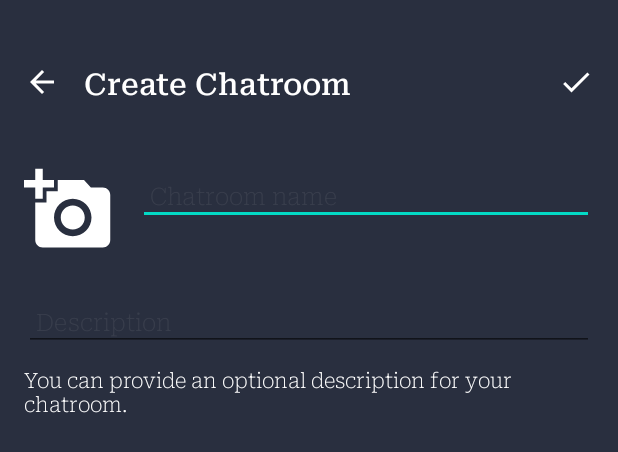
After one commit to LukyanovPA/RocketChat, an Android app: the layout fragment_create_chatroom.xml on its own in the app's theme, with its tools: preview values and no code run, on a phone screen of 412 x 824 dp. The commit adds this screen. Shown: the top 452 px of the screen. Run offline under Robolectric (Android 15) with nearby library versions, the phone set to English and light mode, and no system bars.

Commit message:
build: create chatroom

```diff
--- a/app/src/main/java/com/pavellukyanov/rocketchat/core/di/module/FragmentsModule.kt
+++ b/app/src/main/java/com/pavellukyanov/rocketchat/core/di/module/FragmentsModule.kt
@@ -2,6 +2,7 @@ package com.pavellukyanov.rocketchat.core.di.module
 
 import com.pavellukyanov.rocketchat.presentation.feature.auth.signin.SignInFragment
 import com.pavellukyanov.rocketchat.presentation.feature.auth.signup.SignUpFragment
+import com.pavellukyanov.rocketchat.presentation.feature.chatroom.create.CreateChatroomFragment
 import com.pavellukyanov.rocketchat.presentation.feature.home.HomeFragment
 import dagger.Module
 import dagger.android.ContributesAndroidInjector
@@ -16,4 +17,7 @@ abstract class FragmentsModule {
 
     @ContributesAndroidInjector
     abstract fun homeFragment(): HomeFragment
+
+    @ContributesAndroidInjector
+    abstract fun createChatroomFragment(): CreateChatroomFragment
 }
--- a/app/src/main/java/com/pavellukyanov/rocketchat/presentation/base/BaseFragment.kt
+++ b/app/src/main/java/com/pavellukyanov/rocketchat/presentation/base/BaseFragment.kt
@@ -2,6 +2,7 @@ package com.pavellukyanov.rocketchat.presentation.base
 
 import android.content.Context
 import android.os.Bundle
+import android.view.View
 import androidx.activity.result.contract.ActivityResultContracts
 import androidx.core.view.isVisible
 import androidx.fragment.app.Fragment
@@ -39,6 +40,10 @@ abstract class BaseFragment<VM : BaseViewModel<*>>(
     override fun onCreate(savedInstanceState: Bundle?) {
         super.onCreate(savedInstanceState)
         vm = ViewModelProvider(this, viewModelFactory)[viewModelClass]
+    }
+
+    override fun onViewCreated(view: View, savedInstanceState: Bundle?) {
+        super.onViewCreated(view, savedInstanceState)
         vm.shimmerStateObserv().observe(viewLifecycleOwner, ::handleShimmerVisibility)
     }
 
--- a/app/src/main/java/com/pavellukyanov/rocketchat/presentation/feature/home/HomeNavigator.kt
+++ b/app/src/main/java/com/pavellukyanov/rocketchat/presentation/feature/home/HomeNavigator.kt
@@ -2,10 +2,13 @@ package com.pavellukyanov.rocketchat.presentation.feature.home
 
 import androidx.fragment.app.FragmentManager
 import com.pavellukyanov.rocketchat.presentation.base.BaseNavigator
+import com.pavellukyanov.rocketchat.presentation.feature.chatroom.create.CreateChatroomFragment
 import javax.inject.Inject
 
 class HomeNavigator @Inject constructor(
     fragmentManager: FragmentManager
 ) : BaseNavigator(fragmentManager) {
-
+    fun forwardToCreateChatroom() {
+        forward(CreateChatroomFragment.newInstance(), CreateChatroomFragment.TAG)
+    }
 }
--- a/app/src/main/java/com/pavellukyanov/rocketchat/presentation/feature/home/HomeViewModel.kt
+++ b/app/src/main/java/com/pavellukyanov/rocketchat/presentation/feature/home/HomeViewModel.kt
@@ -24,9 +24,7 @@ class HomeViewModel @Inject constructor(
         fetchMyAccount()
     }
 
-    fun createNewChatRoom() = launchIO {
-        //TODO
-    }
+    fun createNewChatRoom() = navigator.forwardToCreateChatroom()
 
     fun changeAvatar() = launchCPU {
         galleryHelper.pickImagesWithCheckPermission(
--- /dev/null
+++ b/app/src/main/res/drawable/ic_add_a_photo.xml
@@ -0,0 +1,5 @@
+<vector android:height="24dp" android:tint="#FFFFFF"
+    android:viewportHeight="24" android:viewportWidth="24"
+    android:width="24dp" xmlns:android="http://schemas.android.com/apk/res/android">
+    <path android:fillColor="@android:color/white" android:pathData="M3,4V1h2v3h3v2H5v3H3V6H0V4H3zM6,10V7h3V4h7l1.83,2H21c1.1,0 2,0.9 2,2v12c0,1.1 -0.9,2 -2,2H5c-1.1,0 -2,-0.9 -2,-2V10H6zM13,19c2.76,0 5,-2.24 5,-5s-2.24,-5 -5,-5s-5,2.24 -5,5S10.24,19 13,19zM9.8,14c0,1.77 1.43,3.2 3.2,3.2s3.2,-1.43 3.2,-3.2s-1.43,-3.2 -3.2,-3.2S9.8,12.23 9.8,14z"/>
+</vector>
--- /dev/null
+++ b/app/src/main/res/drawable/ic_arrow_back.xml
@@ -0,0 +1,5 @@
+<vector android:autoMirrored="true" android:height="24dp"
+    android:tint="#FFFFFF" android:viewportHeight="24"
+    android:viewportWidth="24" android:width="24dp" xmlns:android="http://schemas.android.com/apk/res/android">
+    <path android:fillColor="@android:color/white" android:pathData="M20,11H7.83l5.59,-5.59L12,4l-8,8 8,8 1.41,-1.41L7.83,13H20v-2z"/>
+</vector>
--- /dev/null
+++ b/app/src/main/res/drawable/ic_check.xml
@@ -0,0 +1,5 @@
+<vector android:height="24dp" android:tint="#FFFFFF"
+    android:viewportHeight="24" android:viewportWidth="24"
+    android:width="24dp" xmlns:android="http://schemas.android.com/apk/res/android">
+    <path android:fillColor="@android:color/white" android:pathData="M9,16.17L4.83,12l-1.42,1.41L9,19 21,7l-1.41,-1.41z"/>
+</vector>
--- /dev/null
+++ b/app/src/main/res/layout/fragment_create_chatroom.xml
@@ -0,0 +1,93 @@
+<?xml version="1.0" encoding="utf-8"?>
+<androidx.constraintlayout.widget.ConstraintLayout xmlns:android="http://schemas.android.com/apk/res/android"
+    xmlns:app="http://schemas.android.com/apk/res-auto"
+    android:layout_width="match_parent"
+    android:layout_height="match_parent">
+
+    <LinearLayout
+        android:id="@+id/create_chatroom_header"
+        android:layout_width="match_parent"
+        android:layout_height="wrap_content"
+        android:layout_marginTop="@dimen/margin_24"
+        android:orientation="horizontal"
+        android:padding="@dimen/margin_16"
+        app:layout_constraintEnd_toEndOf="parent"
+        app:layout_constraintStart_toStartOf="parent"
+        app:layout_constraintTop_toTopOf="parent">
+
+        <androidx.appcompat.widget.AppCompatImageView
+            android:id="@+id/create_chatroom_arrow_back"
+            android:layout_width="wrap_content"
+            android:layout_height="wrap_content"
+            android:layout_gravity="center_vertical"
+            app:srcCompat="@drawable/ic_arrow_back" />
+
+        <TextView
+            android:layout_width="@dimen/margin_0"
+            android:layout_height="wrap_content"
+            android:layout_marginStart="@dimen/margin_16"
+            android:layout_weight="@integer/int_1"
+            android:text="@string/create_chatroom"
+            android:textAppearance="@style/RocketChat.H2" />
+
+        <androidx.appcompat.widget.AppCompatImageView
+            android:id="@+id/create_chatroom_check"
+            android:layout_width="wrap_content"
+            android:layout_height="wrap_content"
+            android:layout_gravity="center_vertical"
+            app:srcCompat="@drawable/ic_check" />
+    </LinearLayout>
+
+    <androidx.appcompat.widget.AppCompatImageView
+        android:id="@+id/add_chatroom_image"
+        android:layout_width="@dimen/margin_60"
+        android:layout_height="@dimen/margin_60"
+        android:layout_marginStart="@dimen/margin_16"
+        android:layout_marginTop="@dimen/margin_24"
+        android:src="@drawable/ic_add_a_photo"
+        app:layout_constraintStart_toStartOf="parent"
+        app:layout_constraintTop_toBottomOf="@+id/create_chatroom_header" />
+
+    <androidx.appcompat.widget.AppCompatEditText
+        android:id="@+id/create_chatroom_name"
+        android:layout_width="@dimen/margin_0"
+        android:layout_height="wrap_content"
+        android:layout_marginHorizontal="@dimen/margin_16"
+        android:layout_marginTop="@dimen/margin_24"
+        android:hint="@string/create_chatroom_name_hint"
+        android:padding="@dimen/margin_8"
+        android:textAppearance="@style/RocketChat.SubTitle"
+        android:textColorHint="@color/light_gray_alpha"
+        app:layout_constraintEnd_toEndOf="parent"
+        app:layout_constraintStart_toEndOf="@+id/add_chatroom_image"
+        app:layout_constraintTop_toBottomOf="@+id/create_chatroom_header" />
+
+
+    <androidx.appcompat.widget.AppCompatEditText
+        android:id="@+id/create_chatroom_description"
+        android:layout_width="match_parent"
+        android:layout_height="wrap_content"
+        android:layout_marginHorizontal="@dimen/margin_16"
+        android:layout_marginTop="@dimen/margin_24"
+        android:hint="@string/create_chatroom_description_hint"
+        android:padding="@dimen/margin_8"
+        android:textAppearance="@style/RocketChat.SubTitle"
+        android:textColorHint="@color/light_gray_alpha"
+        app:layout_constraintEnd_toEndOf="parent"
+        app:layout_constraintStart_toStartOf="parent"
+        app:layout_constraintTop_toBottomOf="@+id/add_chatroom_image" />
+
+    <TextView
+        android:id="@+id/create_chatroom_description_sub"
+        android:layout_width="match_parent"
+        android:layout_height="wrap_content"
+        android:layout_marginHorizontal="@dimen/margin_16"
+        android:layout_marginTop="@dimen/margin_8"
+        android:maxLines="2"
+        android:text="@string/create_chatroom_description_sub"
+        android:textAppearance="@style/RocketChat.Body"
+        app:layout_constraintEnd_toEndOf="parent"
+        app:layout_constraintStart_toStartOf="parent"
+        app:layout_constraintTop_toBottomOf="@+id/create_chatroom_description" />
+
+</androidx.constraintlayout.widget.ConstraintLayout>
--- a/app/src/main/res/values/dimens.xml
+++ b/app/src/main/res/values/dimens.xml
@@ -9,6 +9,7 @@
     <dimen name="margin_45">45dp</dimen>
     <dimen name="margin_34">34dp</dimen>
     <dimen name="margin_50">50dp</dimen>
+    <dimen name="margin_60">60dp</dimen>
     <dimen name="margin_10">10dp</dimen>
     <dimen name="margin_40">40dp</dimen>
     <dimen name="margin_0">0dp</dimen>
--- a/app/src/main/res/values/integers.xml
+++ b/app/src/main/res/values/integers.xml
@@ -1,4 +1,5 @@
 <?xml version="1.0" encoding="utf-8"?>
 <resources>
+    <integer name="int_1">1</integer>
     <integer name="int_5">5</integer>
 </resources>
--- a/app/src/main/res/values/strings.xml
+++ b/app/src/main/res/values/strings.xml
@@ -24,4 +24,11 @@
 
     //Home
     <string name="home_header">Hi, %1$s!</string>
+
+    //Chatroom
+    <string name="create_chatroom_empty_name_error">You have to come up with a name for your chatroom</string>
+    <string name="create_chatroom">Create Chatroom</string>
+    <string name="create_chatroom_name_hint">Chatroom name</string>
+    <string name="create_chatroom_description_hint">Description</string>
+    <string name="create_chatroom_description_sub">You can provide an optional description for your chatroom.</string>
 </resources>
--- a/app/src/main/res/values/text_style.xml
+++ b/app/src/main/res/values/text_style.xml
@@ -8,6 +8,11 @@
     <style name="RocketChat.H1">
         <item name="android:fontFamily">@font/roboto_medium</item>
         <item name="android:textSize">28sp</item>
+    </style>
+
+    <style name="RocketChat.H2">
+        <item name="android:fontFamily">@font/roboto_medium</item>
+        <item name="android:textSize">20sp</item>
     </style>
 
     <style name="RocketChat.H4">
```
Also changed, not shown: app/src/main/java/com/pavellukyanov/rocketchat/presentation/feature/chatroom/ChatroomNavigator.kt (added, +21 -0 lines), app/src/main/java/com/pavellukyanov/rocketchat/presentation/feature/chatroom/create/CreateChatroomFragment.kt (added, +42 -0 lines), app/src/main/java/com/pavellukyanov/rocketchat/presentation/feature/chatroom/create/CreateChatroomViewModel.kt (added, +51 -0 lines), app/src/main/java/com/pavellukyanov/rocketchat/presentation/helper/ext/UIExt.kt (+7 -0 lines).
